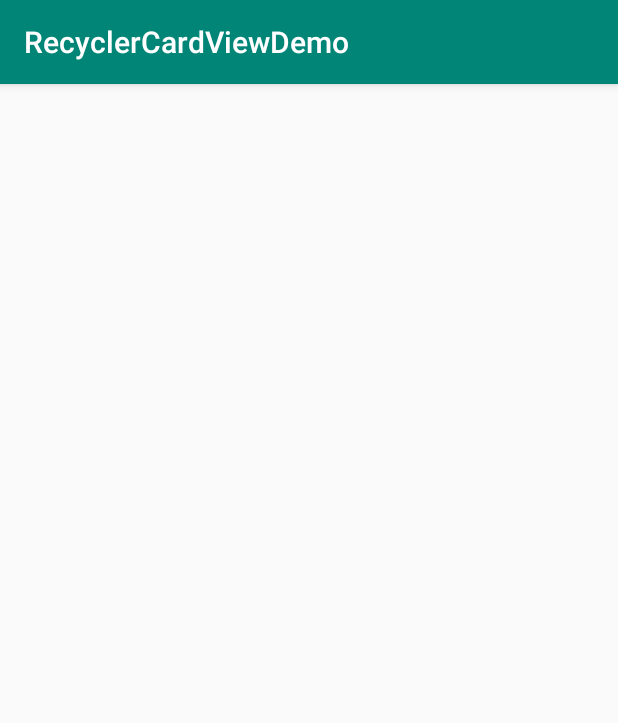
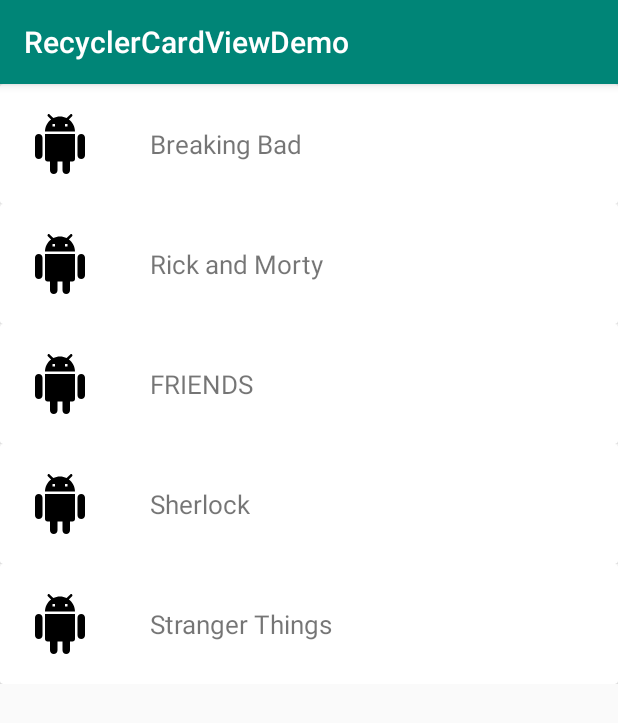
Before and after one commit to hanselgunawan/RecyclerView-CardView, an Android app: the screen it shows after launch (MainActivity), on a phone screen of 412 x 824 dp. Shown: the top 723 px of the screen. Run offline under Robolectric (Android 15) with nearby library versions, the phone set to English and light mode, and no system bars.

Commit message:
fixed list_item.xml

```diff
--- a/app/src/main/java/com/hanseltritama/recyclercardviewdemo/MainActivity.kt
+++ b/app/src/main/java/com/hanseltritama/recyclercardviewdemo/MainActivity.kt
@@ -8,7 +8,7 @@ import kotlinx.android.synthetic.main.activity_main.*
 
 class MainActivity : AppCompatActivity() {
 
-    private lateinit var tvShowArray: ArrayList<TvShow>
+    private var tvShowArray: ArrayList<TvShow> = arrayListOf()
     private lateinit var tvShowAdapter: TvShowAdapter
 
     val TvShows = arrayOf("Breaking Bad","Rick and Morty", "FRIENDS","Sherlock","Stranger Things")
--- a/app/src/main/res/layout/list_item.xml
+++ b/app/src/main/res/layout/list_item.xml
@@ -3,7 +3,7 @@
     xmlns:android="http://schemas.android.com/apk/res/android"
     android:orientation="vertical"
     android:layout_width="match_parent"
-    android:layout_height="match_parent">
+    android:layout_height="wrap_content">
 
     <androidx.cardview.widget.CardView
         android:layout_width="match_parent"
```
